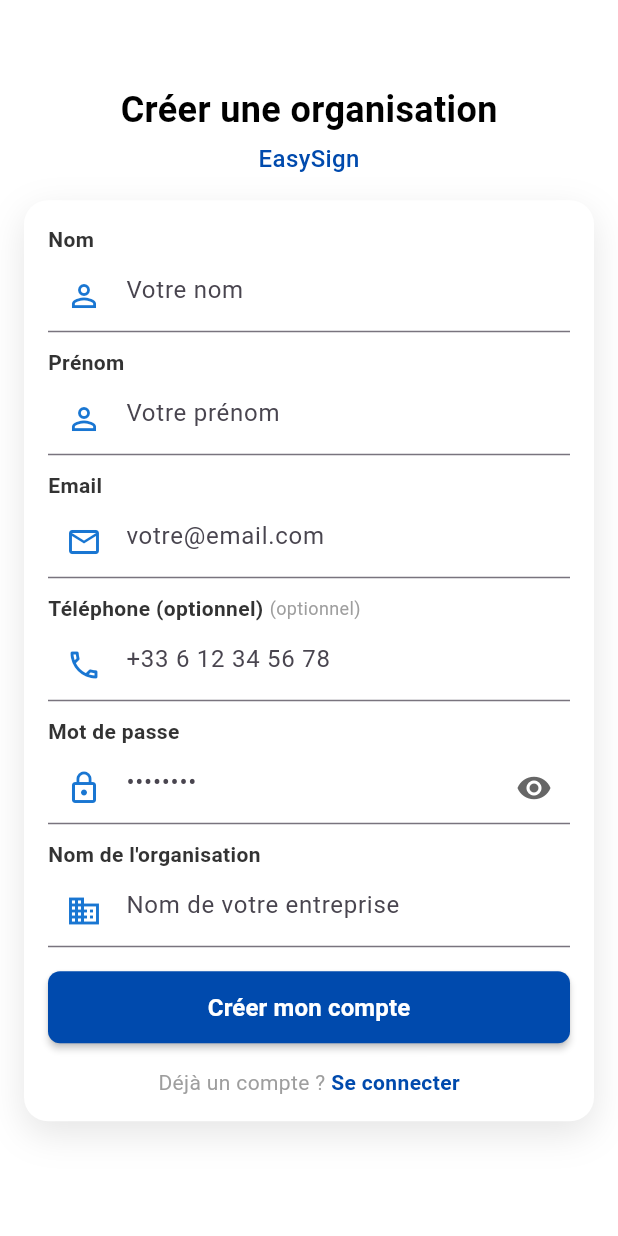
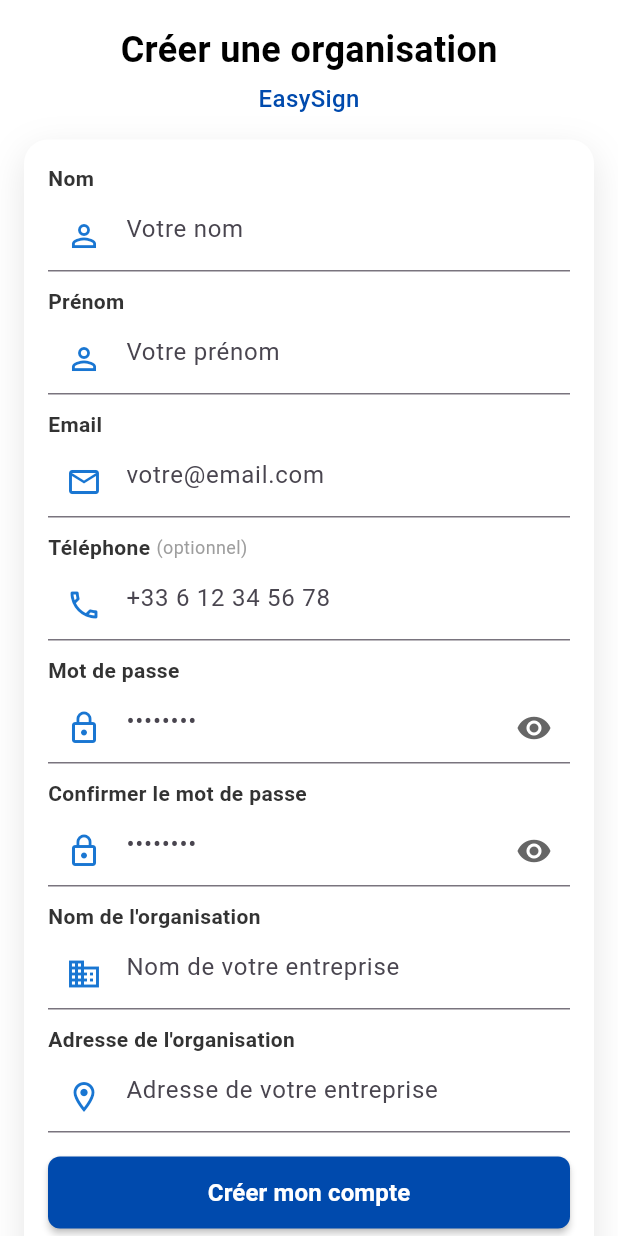
Before and after one commit to eden-jordan/EasySign_frontend, a Flutter app: the Register screen opened directly, on a phone screen of 412 x 824 dp. Run offline on Flutter 3.47's test engine with Material 3 defaults, Android fonts, the phone set to English and light mode, and no system bars; our stand-ins replace flutter_secure_storage, video_player; accounts and stored records are empty.

Commit message:
Reajustement de l'interface d'inscription

```diff
--- a/easysign/lib/screens/auth/register.dart
+++ b/easysign/lib/screens/auth/register.dart
@@ -17,7 +17,9 @@ class _RegisterState extends State<Register> {
   final _emailController = TextEditingController();
   final _phoneController = TextEditingController();
   final _passwordController = TextEditingController();
+  final _confirmPasswordController = TextEditingController();
   final _organizationController = TextEditingController();
+  final _organizationAddressController = TextEditingController();
 
   bool _isPasswordVisible = false;
 
@@ -28,7 +30,9 @@ class _RegisterState extends State<Register> {
     _emailController.dispose();
     _phoneController.dispose();
     _passwordController.dispose();
+    _confirmPasswordController.dispose();
     _organizationController.dispose();
+    _organizationAddressController.dispose();
     super.dispose();
   }
 
@@ -139,7 +143,7 @@ class _RegisterState extends State<Register> {
                           const SizedBox(height: 10), // Reduced height
 
                           _buildFormField(
-                            label: 'Téléphone (optionnel)',
+                            label: 'Téléphone',
                             hintText: '+33 6 12 34 56 78',
                             controller: _phoneController,
                             icon: Icons.phone_outlined,
@@ -200,6 +204,57 @@ class _RegisterState extends State<Register> {
 
                           const SizedBox(height: 10), // Reduced height
 
+                          Column(
+                            crossAxisAlignment: CrossAxisAlignment.start,
+                            children: [
+                              const Text(
+                                'Confirmer le mot de passe',
+                                style: TextStyle(
+                                  fontSize: 14, // Reduced font size
+                                  fontWeight: FontWeight.w600,
+                                  color: Color(0xFF333333),
+                                ),
+                              ),
+                              const SizedBox(height: 4), // Reduced height
+                              TextFormField(
+                                controller: _confirmPasswordController,
+                                obscureText: !_isPasswordVisible,
+                                decoration: InputDecoration(
+                                  hintText: '••••••••',
+                                  prefixIcon: const Icon(
+                                    Icons.lock_outline,
+                                    color: Color(0xFF1976D2),
+                                  ),
+                                  suffixIcon: IconButton(
+                                    icon: Icon(
+                                      _isPasswordVisible
+                                          ? Icons.visibility_off
+                                          : Icons.visibility,
+                                      color: const Color(0xFF666666),
+                                    ),
+                                    onPressed: () {
+                                      setState(() {
+                                        _isPasswordVisible =
+                                            !_isPasswordVisible;
+                                      });
+                                    },
+                                  ),
+                                ),
+                                validator: (value) {
+                                  if (value == null || value.isEmpty) {
+                                    return 'Veuillez confirmer votre mot de passe';
+                                  }
+                                  if (value.length < 6) {
+                                    return 'Le mot de passe doit contenir au moins 6 caractères';
+                                  }
+                                  return null;
+                                },
+                              ),
+                            ],
+                          ),
+
+                          const SizedBox(height: 10), // Reduced height
+
                           _buildFormField(
                             label: 'Nom de l\'organisation',
                             hintText: 'Nom de votre entreprise',
@@ -208,6 +263,21 @@ class _RegisterState extends State<Register> {
                             validator: (value) {
                               if (value == null || value.isEmpty) {
                                 return 'Veuillez entrer le nom de votre organisation';
+                              }
+                              return null;
+                            },
+                          ),
+
+                          const SizedBox(height: 10), // Reduced height
+
+                          _buildFormField(
+                            label: 'Adresse de l\'organisation',
+                            hintText: 'Adresse de votre entreprise',
+                            controller: _organizationAddressController,
+                            icon: Icons.location_on_outlined,
+                            validator: (value) {
+                              if (value == null || value.isEmpty) {
+                                return 'Veuillez entrer l\'adresse de votre organisation';
                               }
                               return null;
                             },
--- a/easysign/lib/screens/others/emargement.dart
+++ b/easysign/lib/screens/others/emargement.dart
@@ -124,11 +124,11 @@ class Emargement extends StatelessWidget {
                 ),
               ],
             ),
-            child: const Icon(Icons.fingerprint, size: 40, color: Colors.white),
+            child: const Icon(Icons.qr_code, size: 40, color: Colors.white),
           ),
           const SizedBox(height: 12),
           const Text(
-            'Scanner biométrie',
+            'Scanner le code QR',
             style: TextStyle(
               fontSize: 14,
               fontWeight: FontWeight.w600,
@@ -137,7 +137,7 @@ class Emargement extends StatelessWidget {
           ),
           const SizedBox(height: 4),
           Text(
-            'Placez votre doigt sur le scanner',
+            'Utilisez la caméra pour scanner votre code QR d\'émargement',
             style: TextStyle(fontSize: 11, color: Colors.grey.shade600),
             textAlign: TextAlign.center,
           ),
```
